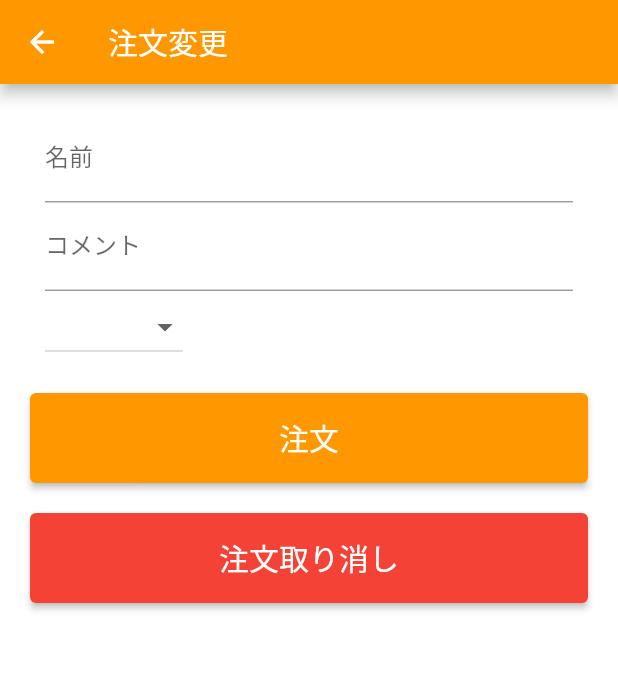
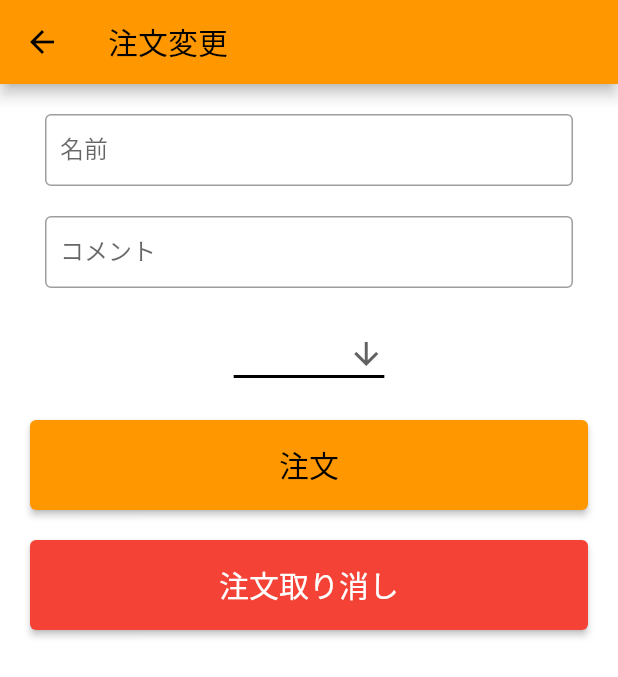
Before and after one commit to shinnkura/simple_lunch, a Flutter app: the EditOrderPage screen opened directly with empty values, on a phone screen of 412 x 824 dp. Shown: the top 677 px of the screen. Run offline on Flutter 3.47's test engine with Material 2 defaults, Android fonts, the phone set to English and light mode, and no system bars; our stand-ins replace cloud_firestore, firebase_core, shared_preferences; accounts and stored records are empty.

Commit message:
UIの更新

```diff
--- a/lib/screens/edit_order.dart
+++ b/lib/screens/edit_order.dart
@@ -6,13 +6,11 @@ import '../constants.dart';
 
 class EditOrderPage extends StatefulWidget {
   final String name;
-  // final String initialCoffeeType;
   final String initialTime;
 
   const EditOrderPage({
-    Key? key, // 追加: keyの型を指定する必要があります
+    Key? key,
     required this.name,
-    // required this.initialCoffeeType,
     required this.initialTime,
   });
 
@@ -34,15 +32,12 @@ class _EditOrderPageState extends State<EditOrderPage> {
     QuerySnapshot querySnapshot = await orders.get();
     for (var doc in querySnapshot.docs) {
       Map<String, dynamic> data = doc.data() as Map<String, dynamic>;
-      if (data['name'] == widget.name &&
-          // data['coffeeType'] == widget.initialCoffeeType &&
-          data['time'] == widget.initialTime) {
+      if (data['name'] == widget.name && data['time'] == widget.initialTime) {
         doc.reference.update({
           'name': _nameController.text,
-          // 'coffeeType': dropdownValue,
           'time': selectedTime,
           'small': small,
-          'comment': _commentController.text, // コメントを更新
+          'comment': _commentController.text,
         });
         break;
       }
@@ -55,9 +50,7 @@ class _EditOrderPageState extends State<EditOrderPage> {
     QuerySnapshot querySnapshot = await orders.get();
     for (var doc in querySnapshot.docs) {
       Map<String, dynamic> data = doc.data() as Map<String, dynamic>;
-      if (data['name'] == widget.name &&
-          // data['coffeeType'] == widget.initialCoffeeType &&
-          data['time'] == widget.initialTime) {
+      if (data['name'] == widget.name && data['time'] == widget.initialTime) {
         doc.reference.delete();
         break;
       }
@@ -68,8 +61,7 @@ class _EditOrderPageState extends State<EditOrderPage> {
   void initState() {
     super.initState();
     _nameController = TextEditingController(text: widget.name);
-    _commentController = TextEditingController(); // コントローラーを初期化
-    // dropdownValue = widget.initialCoffeeType;
+    _commentController = TextEditingController();
     selectedTime = widget.initialTime;
   }
 
@@ -78,7 +70,16 @@ class _EditOrderPageState extends State<EditOrderPage> {
     return Scaffold(
       appBar: AppBar(
         backgroundColor: kPrimaryColor,
-        title: const Text('注文変更'),
+        title: const Text('注文変更', style: TextStyle(color: kTextColor)),
+        leading: IconButton(
+          icon: const Icon(Icons.arrow_back, color: kTextColor),
+          onPressed: () {
+            Navigator.push(
+              context,
+              MaterialPageRoute(builder: (context) => const HomePage()),
+            );
+          },
+        ),
       ),
       body: Padding(
         padding: const EdgeInsets.all(20.0),
@@ -91,20 +92,28 @@ class _EditOrderPageState extends State<EditOrderPage> {
                 controller: _nameController,
                 decoration: InputDecoration(
                   labelText: '名前',
+                  border: OutlineInputBorder(),
+                  contentPadding: EdgeInsets.all(10),
                 ),
               ),
             ),
+            const SizedBox(height: 20),
             Container(
               padding: const EdgeInsets.symmetric(horizontal: 10),
               child: TextField(
-                controller: _commentController, // コメント入力フィールド
+                controller: _commentController,
                 decoration: InputDecoration(
                   labelText: 'コメント',
+                  border: OutlineInputBorder(),
+                  contentPadding: EdgeInsets.all(10),
                 ),
               ),
             ),
+            const SizedBox(height: 20),
             Container(
               padding: const EdgeInsets.symmetric(horizontal: 10),
+              child: Align(
+                alignment: Alignment.center,
                 child: DropdownButton<String>(
                   value: selectedTime,
                   onChanged: (String? newValue) {
@@ -112,20 +121,27 @@ class _EditOrderPageState extends State<EditOrderPage> {
                       selectedTime = newValue!;
                     });
                   },
+                  underline: Container(
+                    height: 2,
+                    color: kTextColor,
+                  ),
+                  icon: const Icon(Icons.arrow_downward),
                   items: <String>[
-                  "12時30分",
                     "13時00分",
                     "13時30分",
                     "14時00分",
                     "14時30分",
                     "15時00分",
-                  "15時30分"
                   ].map<DropdownMenuItem<String>>((String value) {
                     return DropdownMenuItem<String>(
                       value: value,
-                    child: Text(value),
+                      child: Text(
+                        value,
+                        style: const TextStyle(fontSize: 18),
+                      ),
                     );
                   }).toList(),
+                ),
               ),
             ),
             const SizedBox(height: 20),
@@ -156,6 +172,7 @@ class _EditOrderPageState extends State<EditOrderPage> {
                   '注文',
                   style: TextStyle(
                     fontSize: 20,
+                    color: kTextColor,
                   ),
                 ),
               ),
```
Also changed, not shown: lib/screens/home.dart (+3 -4 lines), lib/screens/order.dart (+3 -13 lines). Lines whose indentation alone changed are shown as unchanged.
